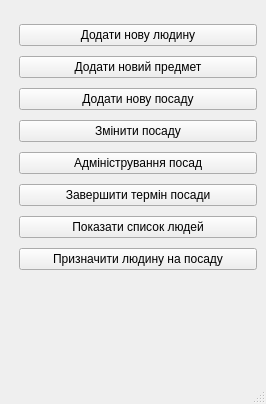
Qt form project_files/manager_menu.ui (positivcheg94/school_db_iasa_MO) before a commit.
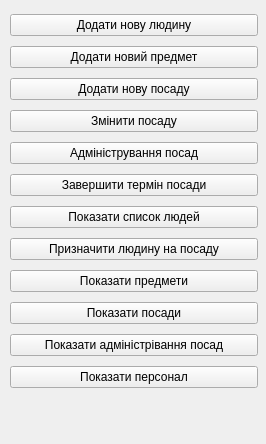
The same form after that commit.

Diff of the .ui file:
```diff
--- a/project_files/manager_menu.ui
+++ b/project_files/manager_menu.ui
@@ -7,7 +7,7 @@
     <x>0</x>
     <y>0</y>
     <width>266</width>
-    <height>404</height>
+    <height>444</height>
    </rect>
   </property>
   <property name="windowTitle">
@@ -20,10 +20,10 @@
    <widget class="QWidget" name="layoutWidget">
     <property name="geometry">
      <rect>
-      <x>19</x>
-      <y>20</y>
-      <width>238</width>
-      <height>260</height>
+      <x>10</x>
+      <y>10</y>
+      <width>248</width>
+      <height>392</height>
      </rect>
     </property>
     <layout class="QVBoxLayout" name="verticalLayout">
@@ -83,6 +83,34 @@
        </property>
       </widget>
      </item>
+     <item>
+      <widget class="QPushButton" name="show_subjects_button">
+       <property name="text">
+        <string>Показати предмети</string>
+       </property>
+      </widget>
+     </item>
+     <item>
+      <widget class="QPushButton" name="show_positions_button">
+       <property name="text">
+        <string>Показати посади</string>
+       </property>
+      </widget>
+     </item>
+     <item>
+      <widget class="QPushButton" name="show_administrating_positions_button">
+       <property name="text">
+        <string>Показати адміністрівання посад</string>
+       </property>
+      </widget>
+     </item>
+     <item>
+      <widget class="QPushButton" name="show_personel_button">
+       <property name="text">
+        <string>Показати персонал</string>
+       </property>
+      </widget>
+     </item>
     </layout>
    </widget>
   </widget>
@@ -96,7 +124,6 @@
     </rect>
    </property>
   </widget>
-  <widget class="QStatusBar" name="statusbar"/>
  </widget>
  <resources/>
  <connections/>
```
